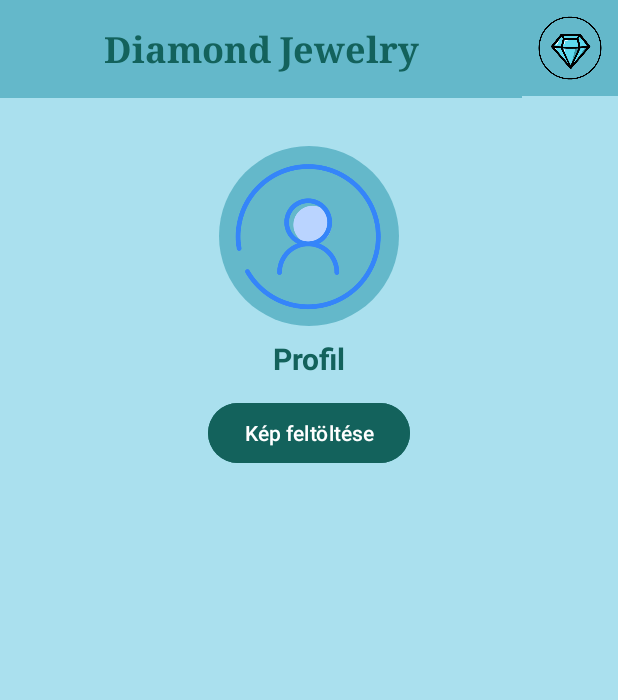
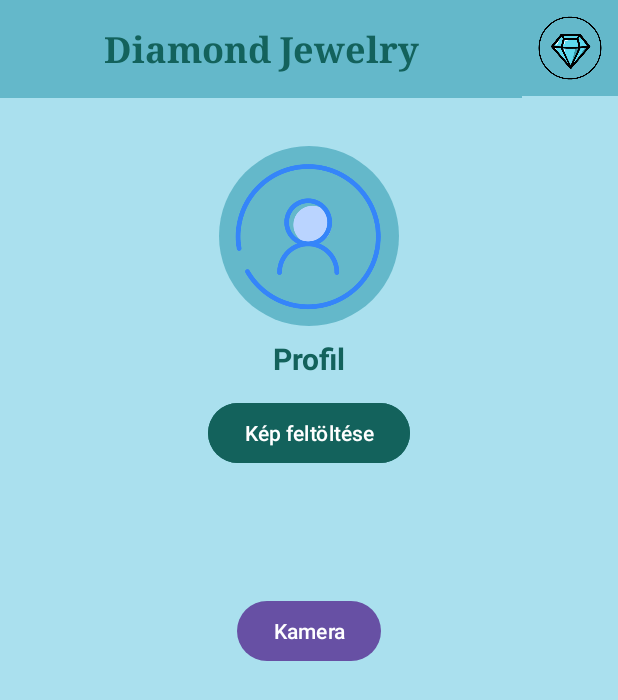
Before and after one commit to rkriszti/JewelryShop, an Android app: the ProfilActivity screen opened directly, with no data from a screen before it, in the side drawer, after a tap on "Profil", on a phone screen of 412 x 824 dp. Shown: the top 700 px of the screen. Run offline under Robolectric (Android 15) with nearby library versions, the phone set to English and light mode, and no system bars; our stand-ins replace Firebase (no records; nobody signed in at launch, a user with empty details on screens opened directly), Room's generated code.

Commit message:
mukodik a profilkep

```diff
--- a/app/src/main/java/com/example/jewelryshop/ProfilActivity.java
+++ b/app/src/main/java/com/example/jewelryshop/ProfilActivity.java
@@ -24,17 +24,20 @@ import com.bumptech.glide.Glide;
 import com.google.android.material.navigation.NavigationView;
 import com.google.firebase.auth.FirebaseAuth;
 
-import java.io.File;
 import java.io.IOException;
 
 public class ProfilActivity extends AppCompatActivity {
 
     private ImageView profileImageView;
     private Button buttonSelectImage;
+    private Button buttonTakePhoto;
     private ProfilVM profilViewModel;
 
     private ActivityResultLauncher<String> pickImageLauncher;
-    private ActivityResultLauncher<String> requestPermissionLauncher;
+    private ActivityResultLauncher<String> requestGalleryPermissionLauncher;
+
+    private ActivityResultLauncher<Void> takePictureLauncher;
+    private ActivityResultLauncher<String> requestCameraPermissionLauncher;
 
     private DrawerLayout drawerLayout;
     private ImageView menuIcon;
@@ -55,20 +58,47 @@ public class ProfilActivity extends AppCompatActivity {
         currentEmail = (auth.getCurrentUser() != null) ? auth.getCurrentUser().getEmail() : null;
         if (currentEmail == null) {
             Toast.makeText(this, "Nincs bejelentkezett felhasználó.", Toast.LENGTH_SHORT).show();
-            finish(); // vagy más logika
+            finish();
             return;
         }
 
+        NavigationView navigationView = findViewById(R.id.navigation_view);
+        navigationView.setNavigationItemSelectedListener(item -> {
+            int id = item.getItemId();
+            if (id == R.id.menu_profile) {
+                // Toast.makeText(ShopActivity.this, "Profil oldalra irányít", Toast.LENGTH_SHORT).show();
+                Intent intent = new Intent(ProfilActivity.this, ProfilActivity.class);
+                startActivity(intent);
+                drawerLayout.closeDrawers();
+                return true;
+            } else if (id == R.id.menu_logout) {
+                FirebaseAuth.getInstance().signOut();
+                Toast.makeText(ProfilActivity.this, "Sikeres kijelentkezés", Toast.LENGTH_SHORT).show();
+
+                Intent intent = new Intent(ProfilActivity.this, MainActivity.class);
+                intent.addFlags(Intent.FLAG_ACTIVITY_CLEAR_TOP | Intent.FLAG_ACTIVITY_NEW_TASK);
+                startActivity(intent);
+                finish();
+                return true;
+            }else if (id == R.id.menu_shop) {
+                Intent intent = new Intent(ProfilActivity.this, ShopActivity.class);
+                startActivity(intent);
+                drawerLayout.closeDrawers();
+                return true;
+            }
+            return false;
+        });
 
         // Nézetek inicializálása
         profileImageView = findViewById(R.id.profileImageView);
         buttonSelectImage = findViewById(R.id.buttonSelectImage);
+        buttonTakePhoto = findViewById(R.id.buttonTakePhoto);
         drawerLayout = findViewById(R.id.drawer_layout);
         menuIcon = findViewById(R.id.menu);
         profilViewModel = new ViewModelProvider(this).get(ProfilVM.class);
         profilViewModel.loadProfil(currentEmail);
 
-        // Kép kiválasztása
+        // Galériából kép választása
         pickImageLauncher = registerForActivityResult(
                 new ActivityResultContracts.GetContent(),
                 uri -> {
@@ -84,12 +114,24 @@ public class ProfilActivity extends AppCompatActivity {
                 }
         );
 
-        // Jogosultság kérő launcher
-        requestPermissionLauncher = registerForActivityResult(
+        // Kamera kép készítés launcher (kép visszaadása bitmapként)
+        takePictureLauncher = registerForActivityResult(
+                new ActivityResultContracts.TakePicturePreview(),
+                bitmap -> {
+                    if (bitmap != null) {
+                        profilViewModel.updateProfileImage(currentEmail, bitmap);
+                        Toast.makeText(this, "Kép elkészült a kamerával.", Toast.LENGTH_SHORT).show();
+                    } else {
+                        Toast.makeText(this, "Nem készült el a kép.", Toast.LENGTH_SHORT).show();
+                    }
+                }
+        );
+
+        // Galéria engedély kérő
+        requestGalleryPermissionLauncher = registerForActivityResult(
                 new ActivityResultContracts.RequestPermission(),
                 isGranted -> {
                     if (isGranted) {
-                        Toast.makeText(this, "Engedély megadva, most már választhatsz képet!", Toast.LENGTH_SHORT).show();
                         pickImageLauncher.launch("image/*");
                     } else {
                         Toast.makeText(this, "Engedély megtagadva, nem tudsz képet választani.", Toast.LENGTH_SHORT).show();
@@ -97,58 +139,58 @@ public class ProfilActivity extends AppCompatActivity {
                 }
         );
 
-        ImageView profileImageView;
-        profileImageView = findViewById(R.id.profileImageView);
-        // Profilkép betöltése Glide-dal
+        // Kamera engedély kérő
+        requestCameraPermissionLauncher = registerForActivityResult(
+                new ActivityResultContracts.RequestPermission(),
+                isGranted -> {
+                    if (isGranted) {
+                        takePictureLauncher.launch(null);
+                    } else {
+                        Toast.makeText(this, "Engedély megtagadva, nem tudsz képet készíteni.", Toast.LENGTH_SHORT).show();
+                    }
+                }
+        );
+
+        // Profilkép betöltése Glide-dal vagy alapértelmezett kép
         profilViewModel.getProfilLiveData().observe(this, profil -> {
             if (profil != null && profil.getProfilKepUri() != null) {
                 Bitmap bitmap = BitmapFactory.decodeFile(profil.getProfilKepUri());
                 profileImageView.setImageBitmap(bitmap);
             } else {
-                // alapértelmezett kép, ha nincs profilkép
                 profileImageView.setImageResource(R.drawable.usericon);
             }
         });
 
-
         // Menü ikon eseménykezelése
         menuIcon.setOnClickListener(v -> drawerLayout.openDrawer(findViewById(R.id.navigation_view)));
 
-        // Navigációs menü
-        NavigationView navigationView = findViewById(R.id.navigation_view);
-        navigationView.setNavigationItemSelectedListener(item -> {
-            int id = item.getItemId();
-            Intent intent = null;
+        // Navigációs menü kezelése (ugyanaz maradhat)
 
-            if (id == R.id.menu_profile) {
-                intent = new Intent(this, ProfilActivity.class);
-            } else if (id == R.id.menu_logout) {
-                FirebaseAuth.getInstance().signOut();
-                Toast.makeText(this, "Sikeres kijelentkezés", Toast.LENGTH_SHORT).show();
-                intent = new Intent(this, MainActivity.class);
-                intent.addFlags(Intent.FLAG_ACTIVITY_CLEAR_TOP | Intent.FLAG_ACTIVITY_NEW_TASK);
-                startActivity(intent);
-                finish();
-                return true;
-            } else if (id == R.id.menu_shop) {
-                intent = new Intent(this, ShopActivity.class);
-            }
+        // Gomb események kezelése
 
-            if (intent != null) {
-                startActivity(intent);
-                drawerLayout.closeDrawers();
-                return true;
-            }
-
-            return false;
-        });
-
-        // Gomb eseménykezelő: engedély kérése és képválasztás
+        // Galéria gomb - engedély ellenőrzés + kérés
         buttonSelectImage.setOnClickListener(v -> {
             String permission = Build.VERSION.SDK_INT >= Build.VERSION_CODES.TIRAMISU ?
                     Manifest.permission.READ_MEDIA_IMAGES :
                     Manifest.permission.READ_EXTERNAL_STORAGE;
-            requestPermissionLauncher.launch(permission);
+
+            if (checkSelfPermission(permission) == PackageManager.PERMISSION_GRANTED) {
+                pickImageLauncher.launch("image/*");
+            } else {
+                requestGalleryPermissionLauncher.launch(permission);
+            }
         });
+
+        // Kamera gomb - engedély ellenőrzés + kérés
+        buttonTakePhoto.setOnClickListener(v -> {
+            String permission = Manifest.permission.CAMERA;
+
+            if (checkSelfPermission(permission) == PackageManager.PERMISSION_GRANTED) {
+                takePictureLauncher.launch(null);
+            } else {
+                requestCameraPermissionLauncher.launch(permission);
+            }
+        });
+
     }
 }
--- a/app/src/main/res/layout/activity_profil.xml
+++ b/app/src/main/res/layout/activity_profil.xml
@@ -88,7 +88,23 @@
             app:layout_constraintTop_toBottomOf="@id/profileText"
             app:layout_constraintStart_toStartOf="parent"
             app:layout_constraintEnd_toEndOf="parent" />
+
+        <Button
+            android:id="@+id/buttonTakePhoto"
+            android:layout_width="wrap_content"
+            android:layout_height="wrap_content"
+            android:layout_marginTop="84dp"
+
+            android:text="Kamera"
+            app:layout_constraintBottom_toBottomOf="parent"
+            app:layout_constraintEnd_toEndOf="parent"
+            app:layout_constraintStart_toStartOf="parent"
+            app:layout_constraintTop_toBottomOf="@id/buttonSelectImage"
+            app:layout_constraintVertical_bias="0.0" />
+
     </androidx.constraintlayout.widget.ConstraintLayout>
+
+
 
     <!-- Navigation drawer -->
     <com.google.android.material.navigation.NavigationView
```
Also changed, not shown: app/src/main/AndroidManifest.xml (+6 -1 lines), 32 other files.
